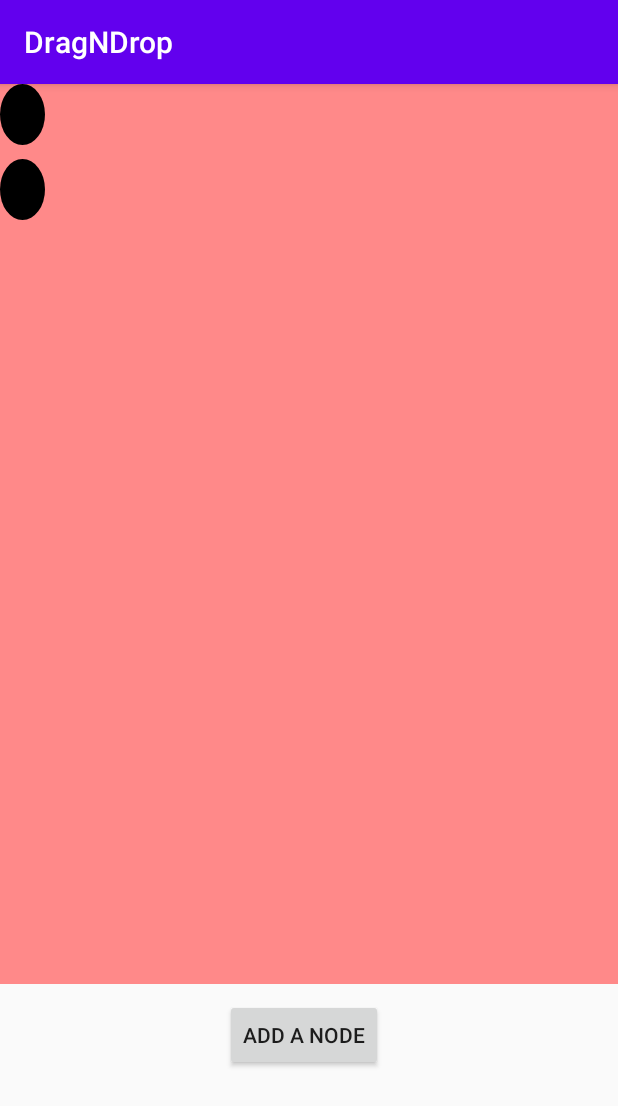
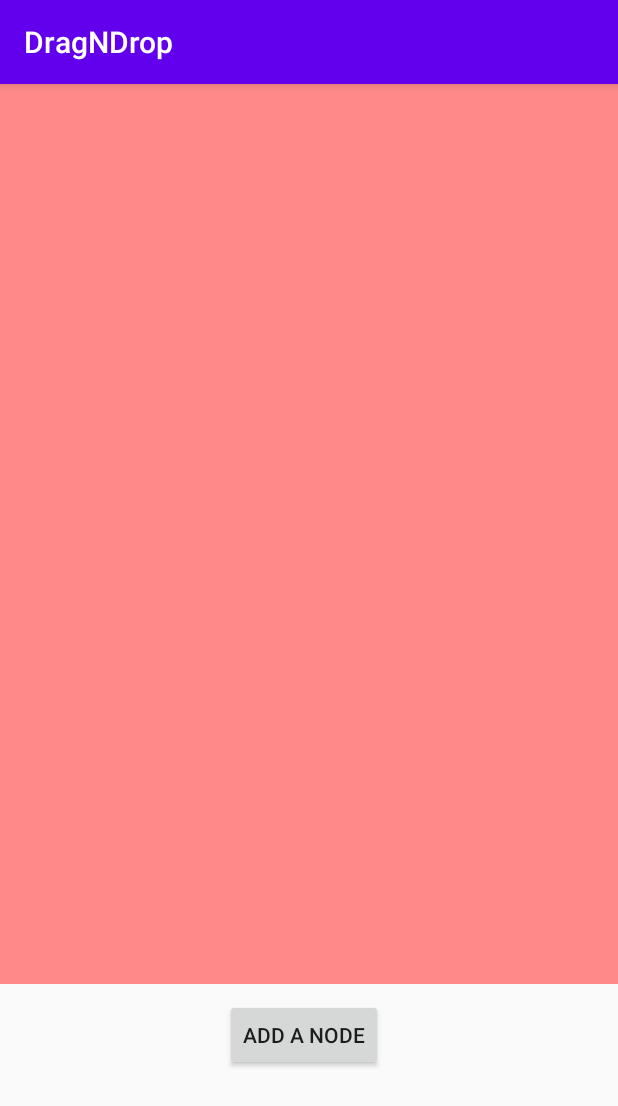
Before and after one commit to legendarygirl56/DragNDrop, an Android app: the screen it shows after launch (MainActivity), on a phone screen of 412 x 824 dp. Shown: the top 1106 px of the screen. Run offline under Robolectric (Android 15) with nearby library versions, the phone set to English and light mode, and no system bars.

Commit message:
dynamic layout created for multiple

```diff
--- a/app/src/main/res/layout/activity_main.xml
+++ b/app/src/main/res/layout/activity_main.xml
@@ -5,27 +5,11 @@
     android:layout_width="match_parent"
     android:layout_height="match_parent">
     <RelativeLayout
+        android:id="@+id/ll_pinklayout"
         android:layout_width="match_parent"
         android:layout_height="600dp"
-        android:id="@+id/ll_pinklayout"
         android:background="#FF8989">
-        <TextView
-            android:layout_width="wrap_content"
-            android:layout_height="wrap_content"
-            android:id="@+id/tv_dropdrop"
-            android:text=""
-            android:textSize="30sp"
-            android:background="@drawable/circle"
-            android:textColor="#000000"/>
-        <TextView
-            android:layout_width="wrap_content"
-            android:layout_height="wrap_content"
-            android:id="@+id/tv_drop"
-            android:text=""
-            android:layout_marginTop="50dp"
-            android:textSize="30sp"
-            android:background="@drawable/circle"
-            android:textColor="#000000"/>
+
     </RelativeLayout>
     <Button
         android:id="@+id/btnadd"
```
Also changed, not shown: app/src/main/java/com/ayushidoshi56/dragndrop/MainActivity.kt (+8 -32 lines).
